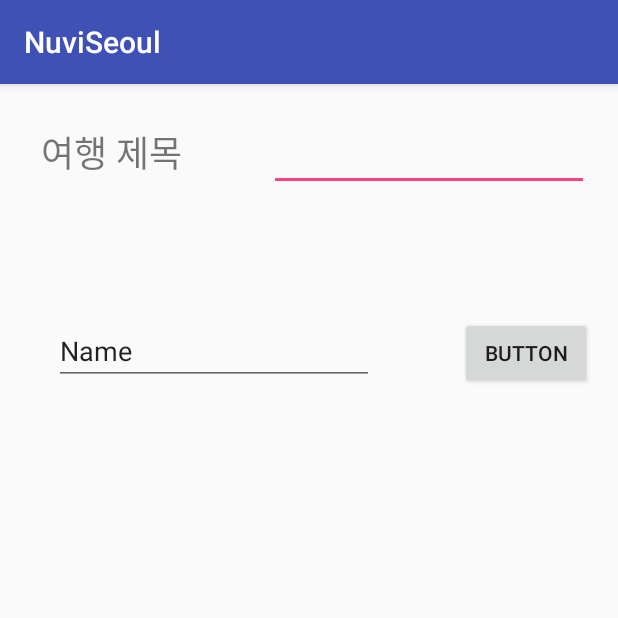
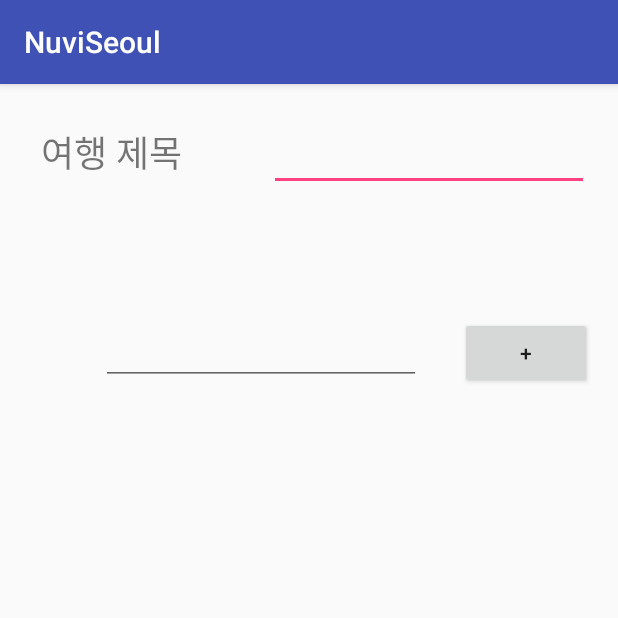
Before and after one commit to 20170301/NuviSeoul, an Android app: the fragment PlanEditDateActivity placed in its activity, on a phone screen of 412 x 824 dp, the top half of it. Run offline under Robolectric (Android 15) with nearby library versions, the phone set to English and light mode, and no system bars.

Commit message:
Merge branch 'seohyungju' of https://github.com/20170301/NuviSeoul
          # Conflicts:
          #	NuviSeoul/app/src/main/java/com/gangnam4bungate/nuviseoul/ui/activity/PlanEditActivity.java

          시작날짜 버튼 추가

          Fragment Planday -> Plandate  로 화면 전환

```diff
--- a/NuviSeoul/app/src/main/java/com/gangnam4bungate/nuviseoul/ui/activity/PlanEditActivity.java
+++ b/NuviSeoul/app/src/main/java/com/gangnam4bungate/nuviseoul/ui/activity/PlanEditActivity.java
@@ -4,7 +4,6 @@ import android.app.FragmentManager;
 import android.app.FragmentTransaction;
 import android.os.Bundle;
 import android.support.annotation.Nullable;
-import android.widget.EditText;
 
 import com.gangnam4bungate.nuviseoul.R;
 import com.gangnam4bungate.nuviseoul.ui.common.CommonActivity;
@@ -12,27 +11,13 @@ import com.gangnam4bungate.nuviseoul.ui.common.CommonActivity;
 
 public class PlanEditActivity extends CommonActivity {
 
-    EditText travelSubjectText;
     PlanEditDayActivity planEditDayActivity;
     PlanEditDateActivity planEditDateActivity;
-
-//    int year, month, date;
-//    DatePickerDialog.OnDateSetListener mDateSetListener;
-//
-//    Button startDateButton;
-//    Button endDateButton;
-//    EditText startDateText;
-//    EditText endDateText;
-//    Button registerButton;
-
-
-
 
     @Override
     protected void onCreate(@Nullable Bundle savedInstanceState) {
         super.onCreate(savedInstanceState);
         setContentView(R.layout.activity_plan_edit);
-//        setContentView(R.layout.activity_plan_edit_day);
 
 
         planEditDayActivity = new PlanEditDayActivity();
@@ -42,45 +27,6 @@ public class PlanEditActivity extends CommonActivity {
         FragmentTransaction fragmentTransaction = fm.beginTransaction();
         fragmentTransaction.add(R.id.fragment_place, planEditDayActivity);
         fragmentTransaction.commit();
-//        View view = getLayoutInflater().inflate(R.layout.activity_plan_edit_day, null, false);
-//
-//
-//        startDateButton = (Button) view.findViewById(R.id.startDateButton);
-//        endDateButton = (Button) view.findViewById(R.id.endDateButton);
-//        startDateText = (EditText) view.findViewById(R.id.startDateText);
-//        endDateText = (EditText) view.findViewById(R.id.endDateText);
-//        registerButton = (Button) view.findViewById(R.id.registerButton);
-
-
-//        Calendar cal = Calendar.getInstance();
-//        year = cal.get(cal.YEAR);
-//        month = cal.get(cal.MONTH) + 1;
-//        date = cal.get(cal.DATE);
-//
-//        startDateButton.setOnClickListener(new View.OnClickListener() {
-//            @Override
-//            public void onClick(View v) {
-//                startDateText.setText("aa");
-//                new DatePickerDialog(PlanEditActivity.this, mDateSetListener, year, month, date).show();
-//            }
-//        });
-//
-//        mDateSetListener = new DatePickerDialog.OnDateSetListener() {
-//            @Override
-//            public void onDateSet(DatePicker view, int year, int month, int dayOfMonth) {
-//                startDateText.setText(String.format("%d/%d/%d", year, month, dayOfMonth));
-//            }
-//        };
-
-//        registerButton.setOnClickListener(new View.OnClickListener() {
-//            @Override
-//            public void onClick(View v) {
-//                FragmentManager fragmentManager = getFragmentManager();
-//                FragmentTransaction fragmentTransaction = fragmentManager.beginTransaction();
-//                fragmentTransaction.replace(R.id.fragment_place, new PlanEditDateActivity());
-//                fragmentTransaction.commit();
-//            }
-//        });
 
 
     }
--- a/NuviSeoul/app/src/main/java/com/gangnam4bungate/nuviseoul/ui/activity/PlanEditDayActivity.java
+++ b/NuviSeoul/app/src/main/java/com/gangnam4bungate/nuviseoul/ui/activity/PlanEditDayActivity.java
@@ -1,28 +1,36 @@
 package com.gangnam4bungate.nuviseoul.ui.activity;
 
+import android.app.DatePickerDialog;
 import android.app.Fragment;
+import android.app.FragmentManager;
+import android.app.FragmentTransaction;
 import android.os.Bundle;
 import android.support.annotation.Nullable;
 import android.view.LayoutInflater;
 import android.view.View;
 import android.view.ViewGroup;
 import android.widget.Button;
+import android.widget.DatePicker;
 import android.widget.EditText;
 
 import com.gangnam4bungate.nuviseoul.R;
 
-public class PlanEditDayActivity extends Fragment {
+import java.util.Calendar;
+
+public class PlanEditDayActivity extends Fragment{
     Button startDateButton;
     Button endDateButton;
     EditText startDateText;
     EditText endDateText;
     Button registerButton;
+    int year, month, date;
+    DatePickerDialog.OnDateSetListener mDateSetListener;
 
         @Nullable
     @Override
     public View onCreateView(LayoutInflater inflater, @Nullable ViewGroup container, Bundle savedInstanceState) {
 
-            View view = inflater.inflate(R.layout.activity_plan_edit_day, container, false);
+            final View view = inflater.inflate(R.layout.activity_plan_edit_day, container, false);
 
             startDateButton = (Button) view.findViewById(R.id.startDateButton);
             endDateButton = (Button) view.findViewById(R.id.endDateButton);
@@ -30,15 +38,63 @@ public class PlanEditDayActivity extends Fragment {
             endDateText = (EditText) view.findViewById(R.id.endDateText);
             registerButton = (Button) view.findViewById(R.id.registerButton);
 
-            startDateButton.setOnClickListener(new View.OnClickListener() {
+        Calendar cal = Calendar.getInstance();
+        year = cal.get(cal.YEAR);
+        month = cal.get(cal.MONTH) + 1;
+        date = cal.get(cal.DATE);
+
+        startDateButton.setOnClickListener(new View.OnClickListener() {
+        @Override
+        public void onClick(View v) {
+//                startDateText.setText("aa");
+            DatePickerDialog dateDialog = new DatePickerDialog(getActivity(), startListener, year, month, date);
+            dateDialog.show();
+
+            }
+        });
+
+        endDateButton.setOnClickListener(new View.OnClickListener() {
+            @Override
+            public void onClick(View v) {
+                DatePickerDialog dateDialog = new DatePickerDialog(getActivity(), endListener, year, month, date);
+                dateDialog.show();
+            }
+        });
+
+
+            registerButton.setOnClickListener(new View.OnClickListener() {
+                PlanEditDateActivity planEditDateActivity = new PlanEditDateActivity();
                 @Override
                 public void onClick(View v) {
-                    startDateText.setText("aa");
+                    FragmentManager fm = getFragmentManager();
+                    FragmentTransaction fragmentTransaction = fm.beginTransaction();
+                    fragmentTransaction.replace(R.id.fragment_place, planEditDateActivity);
+                    fragmentTransaction.commit();
                 }
             });
 
         return view;
+
     }
+
+    private DatePickerDialog.OnDateSetListener startListener = new DatePickerDialog.OnDateSetListener() {
+        @Override
+        public void onDateSet(DatePicker view, int year, int month, int dayOfMonth) {
+
+
+            startDateText.setText(String.format("%d/%d/%d", year, month, dayOfMonth));
+        }
+    };
+
+    private DatePickerDialog.OnDateSetListener endListener = new DatePickerDialog.OnDateSetListener() {
+        @Override
+        public void onDateSet(DatePicker view, int year, int month, int dayOfMonth) {
+
+
+            endDateText.setText(String.format("%d/%d/%d", year, month, dayOfMonth));
+        }
+    };
+
 
 
 }
--- a/NuviSeoul/app/src/main/res/layout/activity_plan_edit_date.xml
+++ b/NuviSeoul/app/src/main/res/layout/activity_plan_edit_date.xml
@@ -6,15 +6,14 @@
         android:id="@+id/editText2"
         android:layout_width="wrap_content"
         android:layout_height="wrap_content"
-        android:layout_alignParentLeft="true"
-        android:layout_alignParentStart="true"
         android:layout_alignParentTop="true"
-        android:layout_marginLeft="36dp"
-        android:layout_marginStart="36dp"
+        android:layout_marginEnd="26dp"
+        android:layout_marginRight="26dp"
         android:layout_marginTop="84dp"
+        android:layout_toLeftOf="@+id/button2"
+        android:layout_toStartOf="@+id/button2"
         android:ems="10"
-        android:inputType="textPersonName"
-        android:text="Name" />
+        android:inputType="textPersonName" />
 
     <Button
         android:id="@+id/button2"
@@ -25,5 +24,5 @@
         android:layout_alignTop="@+id/editText2"
         android:layout_marginEnd="17dp"
         android:layout_marginRight="17dp"
-        android:text="Button" />
+        android:text="+" />
 </RelativeLayout>
--- a/NuviSeoul/app/src/main/res/layout/activity_plan_edit_day.xml
+++ b/NuviSeoul/app/src/main/res/layout/activity_plan_edit_day.xml
@@ -14,8 +14,10 @@
         android:ems="10"
         android:inputType="textPersonName"
         android:layout_alignParentTop="true"
-        android:layout_alignParentLeft="true"
-        android:layout_alignParentStart="true" />
+        android:layout_toLeftOf="@+id/startDateButton"
+        android:layout_toStartOf="@+id/startDateButton"
+        android:layout_marginRight="26dp"
+        android:layout_marginEnd="26dp" />
 
     <EditText
         android:id="@+id/endDateText"
```
